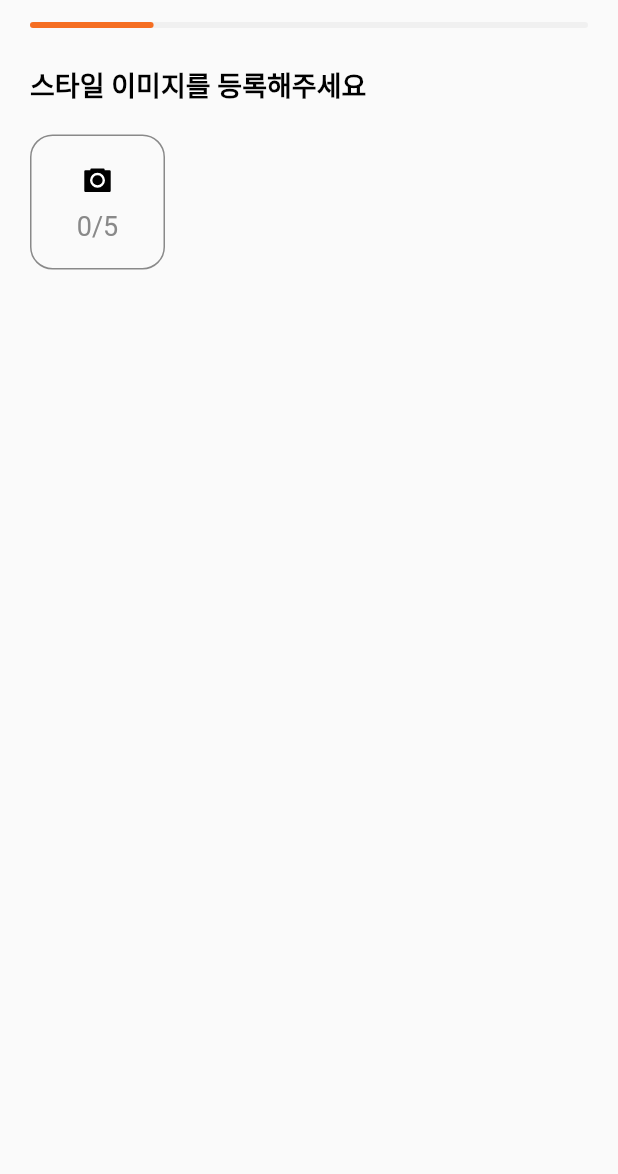
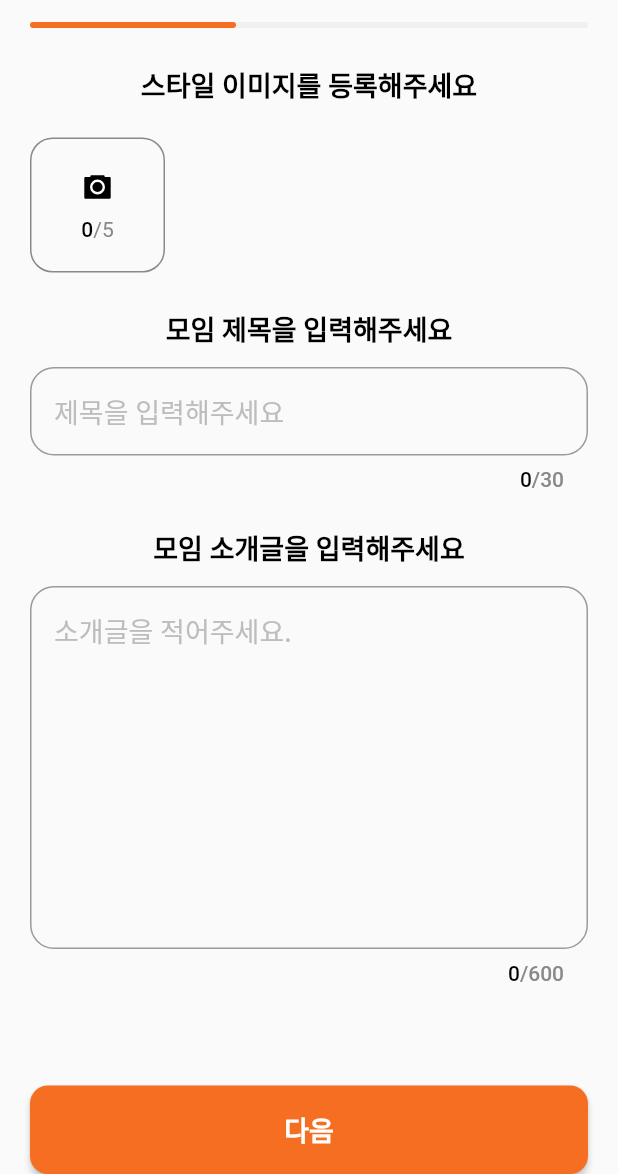
Before and after one commit to EvilStorm/smate_flutter, a Flutter app: the MatePostingScreen screen opened by its route, on a phone screen of 412 x 824 dp, the part 62-1236 px from its top. Run offline on Flutter 3.47's test engine with Material 2 defaults, Android fonts, the phone set to English and light mode, and no system bars; our stand-ins replace cached_network_image, expandable, firebase_auth, firebase_core, firebase_messaging, flutter_html and 9 more; missing offline and left inert: flutter_facebook_auth, http_interceptor, kakao_flutter_sdk; accounts and stored records are empty; statements that could not run were skipped.

Commit message:
make mate posing

```diff
--- /dev/null
+++ b/lib/binders/binder_posting.dart
@@ -0,0 +1,9 @@
+import 'package:get/get.dart';
+import 'package:smate/controllers/constroller_posting.dart';
+
+class PostingBinder implements Bindings {
+  @override
+  void dependencies() {
+    Get.lazyPut(() => PostingController());
+  }
+}
--- a/lib/controllers/constroller_posting.dart
+++ b/lib/controllers/constroller_posting.dart
@@ -1,9 +1,59 @@
+import 'package:flutter/material.dart';
+import 'package:image_picker/image_picker.dart';
 import 'package:smate/controllers/basic_controller_fn.dart';
 import 'package:get/get.dart';
 
 class PostingController extends GetxController with BasicControllorFunctions {
   var pageIndex = 0.obs;
-  var maxPageIndex = 5;
+  var maxPageIndex = 3;
 
   RxList images = [].obs;
+  int maxImageCount = 5;
+  final TextEditingController titleTextController = TextEditingController();
+  final TextEditingController descTextController = TextEditingController();
+
+  final ImagePicker _picker = ImagePicker();
+
+  bool back() {
+    if (pageIndex.value == 0) {
+      return true;
+    } else {
+      prev();
+      return false;
+    }
+  }
+
+  bool isLastPage() {
+    if (pageIndex.value + 1 == maxPageIndex) {
+      return true;
+    }
+    return false;
+  }
+
+  void next() {
+    if (isLastPage()) {
+      return;
+    }
+    pageIndex.value = pageIndex.value + 1;
+  }
+
+  void prev() {
+    if (pageIndex.value == 0) {
+      return;
+    }
+    pageIndex.value = pageIndex.value - 1;
+  }
+
+  void addIamge() async {
+    if (images.length >= maxImageCount) {
+      return;
+    }
+
+    final XFile? image = await _picker.pickImage(source: ImageSource.gallery);
+    images.add(image?.path);
+  }
+
+  void removeImage(int index) async {
+    images.removeAt(index);
+  }
 }
--- a/lib/main.dart
+++ b/lib/main.dart
@@ -94,7 +94,6 @@ class MyApp extends StatelessWidget {
     Get.lazyPut(() => MateingController());
     Get.lazyPut(() => HomeControllerB());
     Get.lazyPut(() => MainControllerB());
-    Get.lazyPut(() => PostingController());
 
     return GetMaterialApp(
       builder: (BuildContext context, Widget? child) {
--- a/lib/network/http_client.dart
+++ b/lib/network/http_client.dart
@@ -9,8 +9,8 @@ import 'app_exception.dart';
 import 'http_log_intercepter.dart';
 
 class HttpClient {
-  final testDomain = "192.168.244.231:2394";
-  final liveDomain = "192.168.244.231:2394";
+  final testDomain = "192.168.0.4:2394";
+  final liveDomain = "192.168.0.4:2394";
   Map<String, String> header = {
     "Content-Type": "application/json",
   };
--- a/lib/routers.dart
+++ b/lib/routers.dart
@@ -1,5 +1,6 @@
 import 'package:get/get_navigation/src/routes/get_route.dart';
 import 'package:smate/binders/binder_join_process.dart';
+import 'package:smate/binders/binder_posting.dart';
 import 'package:smate/screens/home/screen_home.dart';
 import 'package:smate/screens/join/screen_join_process.dart';
 import 'package:smate/screens/mate_post/screen_mate_posting.dart';
@@ -8,7 +9,7 @@ import 'package:smate/screens/sign/email_validation.dart';
 import 'package:smate/screens/sign/screen_sign_in.dart';
 import 'package:smate/screens/splash/screen_splash.dart';
 
-import 'screens/home_b/screen_home.dart';
+import 'screens/home/screen_home.dart';
 
 class Routers {
   final allPageRouter = [
@@ -23,8 +24,11 @@ class Routers {
         name: '/joinProcess',
         page: () => const JoinProcessScreen(),
         binding: JoinProcessBinder()),
-    GetPage(name: '/home', page: () => HomeScreenB()),
+    GetPage(name: '/home', page: () => HomeScreen()),
     GetPage(name: '/my/mating', page: () => MatingHomeScreen()),
-    GetPage(name: '/mating/create', page: () => MatePostingScreen()),
+    GetPage(
+        name: '/mating/create',
+        page: () => MatePostingScreen(),
+        binding: PostingBinder()),
   ];
 }
--- /dev/null
+++ b/lib/screens/mate_post/posting_title_page.dart
@@ -0,0 +1,54 @@
+import 'package:flutter/material.dart';
+import 'package:get/get.dart';
+import 'package:smate/contants/constants.dart';
+import 'package:smate/controllers/constroller_posting.dart';
+import 'package:smate/screens/mate_post/widgets/section_add_image.dart';
+import 'package:smate/screens/mate_post/widgets/section_header.dart';
+import 'package:smate/screens/mate_post/widgets/text_input.dart';
+
+class TitlePage extends StatelessWidget {
+  TitlePage({Key? key}) : super(key: key);
+  final PostingController _controller = Get.find();
+
+  @override
+  Widget build(BuildContext context) {
+    return Column(
+      children: [
+        const SizedBox(
+          height: Constants.sapceGap * 6,
+        ),
+        const SectionHeaderText(title: '스타일 이미지를 등록해주세요'),
+        const SizedBox(
+          height: Constants.sapceGap * 3,
+        ),
+        AddImageSection(),
+        const SizedBox(
+          height: Constants.sapceGap * 6,
+        ),
+        const SectionHeaderText(title: '모임 제목을 입력해주세요'),
+        const SizedBox(
+          height: Constants.sapceGap * 3,
+        ),
+        TextInputBox(
+          hint: '제목을 입력해주세요',
+          maxLength: 30,
+          maxLine: 1,
+          controller: _controller.titleTextController,
+        ),
+        const SizedBox(
+          height: Constants.sapceGap * 6,
+        ),
+        const SectionHeaderText(title: '모임 소개글을 입력해주세요'),
+        const SizedBox(
+          height: Constants.sapceGap * 3,
+        ),
+        TextInputBox(
+          hint: '소개글을 적어주세요.',
+          maxLength: 600,
+          maxLine: 10,
+          controller: _controller.descTextController,
+        ),
+      ],
+    );
+  }
+}
--- a/lib/screens/mate_post/screen_mate_posting.dart
+++ b/lib/screens/mate_post/screen_mate_posting.dart
@@ -1,33 +1,30 @@
-import 'dart:io';
+import 'package:flutter/material.dart';
+import 'package:get/get.dart';
+import 'package:smate/contants/color_store.dart';
 
-import 'package:flutter/material.dart';
-import 'package:flutter/rendering.dart';
-import 'package:flutter_svg/svg.dart';
-import 'package:get/get.dart';
-import 'package:image_picker/image_picker.dart';
-import 'package:loggy/loggy.dart';
-import 'package:smate/contants/color_store.dart';
 import 'package:smate/contants/constants.dart';
 import 'package:smate/controllers/constroller_posting.dart';
-import 'package:smate/screens/mate_post/widgets/add_picture.dart';
+import 'package:smate/screens/mate_post/posting_date_page.dart';
+import 'package:smate/screens/mate_post/posting_tag_page.dart';
+import 'package:smate/screens/mate_post/posting_title_page.dart';
 import 'package:smate/screens/mate_post/widgets/posting_progress.dart';
 
 class MatePostingScreen extends StatelessWidget {
   MatePostingScreen({Key? key}) : super(key: key);
   final PostingController _controller = Get.find();
-  final ImagePicker _picker = ImagePicker();
 
-  void getImage() async {
-    logInfo("getImage()!!!!!!!");
-
-    final XFile? image = await _picker.pickImage(source: ImageSource.gallery);
-    _controller.images.add(image?.path);
-    logError(image?.path);
-  }
-
+  List<Widget> pageList = [
+    TitlePage(),
+    TagPage(),
+    DatePage(),
+  ];
   @override
   Widget build(BuildContext context) {
-    return Scaffold(
+    return WillPopScope(
+      onWillPop: () async {
+        return _controller.back();
+      },
+      child: Scaffold(
         appBar: AppBar(
           iconTheme: const IconThemeData(color: Colors.black),
           backgroundColor: Theme.of(context).backgroundColor,
@@ -37,87 +34,33 @@ class MatePostingScreen extends StatelessWidget {
             style: Theme.of(context).textTheme.headline5,
           ),
         ),
-      body: Obx(
-        () => Padding(
+        body: SafeArea(
+          child: Padding(
             padding:
                 const EdgeInsets.symmetric(horizontal: Constants.sapceGap * 5),
-          child: Column(
+            child: Obx(
+              () => Column(
                 mainAxisAlignment: MainAxisAlignment.start,
-            crossAxisAlignment: CrossAxisAlignment.start,
+                crossAxisAlignment: CrossAxisAlignment.stretch,
                 children: [
                   PostingProgress(),
-              const SizedBox(
-                height: Constants.sapceGap * 6,
-              ),
-              Row(
-                children: [
-                  Text(
-                    '스타일 이미지를 등록해주세요',
-                    style: Theme.of(context).textTheme.headline5,
-                  ),
-                ],
-              ),
-              const SizedBox(
-                height: Constants.sapceGap * 5,
-              ),
-              Row(
-                crossAxisAlignment: CrossAxisAlignment.start,
-                mainAxisAlignment: MainAxisAlignment.start,
-                children: [
-                  AddPicture(
-                    currentCount: _controller.pageIndex.value,
-                    maxCount: _controller.maxPageIndex,
-                    click: getImage,
-                    size: 90,
-                  ),
-                  const SizedBox(
-                    width: Constants.sapceGap * 3,
-                  ),
-                  Expanded(
-                    child: Container(
-                      height: 100,
-                      // color: Colors.red,
-                      alignment: Alignment.bottomLeft,
-                      // child: Container(
-                      //   width: 90,
-                      //   height: 90,
-                      //   color: Colors.green,
-                      // ),
-                      child: ListView.separated(
-                        itemBuilder: (context, index) => Stack(
-                          children: [
-                            Container(
-                              width: 90,
-                              height: 90,
-                              decoration: BoxDecoration(
-                                borderRadius: BorderRadius.circular(15),
-                              ),
-                              clipBehavior: Clip.antiAlias,
-                              child: Image.file(
-                                File(_controller.images[index]),
-                                fit: BoxFit.cover,
-                              ),
-                            ),
-                            const Positioned(
-                              top: 0,
-                              right: 0,
-                              child: Icon(
-                                Icons.delete,
-                              ),
-                            ),
-                          ],
-                        ),
-                        separatorBuilder: (context, index) => const SizedBox(
-                          width: Constants.sapceGap * 3,
-                        ),
-                        itemCount: _controller.images.length,
-                        scrollDirection: Axis.horizontal,
+                  pageList[_controller.pageIndex.value],
+                  const Spacer(),
+                  ElevatedButton(
+                    onPressed: () {
+                      _controller.next();
+                    },
+                    child: Padding(
+                      padding: const EdgeInsets.all(16.0),
+                      child: Text(
+                        _controller.isLastPage() ? '모임 만들기' : '다음',
+                        style: Theme.of(context).textTheme.button,
                       ),
                     ),
                   ),
                 ],
               ),
-            ],
+            ),
           ),
         ),
       ),
--- a/lib/screens/mate_post/widgets/add_picture.dart
+++ b/lib/screens/mate_post/widgets/add_picture_icon.dart
@@ -1,20 +1,16 @@
 import 'package:flutter/material.dart';
 import 'package:flutter_svg/flutter_svg.dart';
+import 'package:get/get.dart';
 import 'package:smate/contants/color_store.dart';
 import 'package:smate/contants/constants.dart';
+import 'package:smate/controllers/constroller_posting.dart';
 
 class AddPicture extends StatelessWidget {
-  Function? click;
-  int maxCount;
-  int currentCount;
-  double size;
-  AddPicture(
-      {Key? key,
-      this.click,
-      this.maxCount = 0,
-      this.currentCount = 0,
-      this.size = 90})
-      : super(key: key);
+  final PostingController _controller = Get.find();
+
+  final Function? click;
+  final double size;
+  AddPicture({Key? key, this.click, this.size = 90}) : super(key: key);
 
   @override
   Widget build(BuildContext context) {
@@ -41,16 +37,21 @@ class AddPicture extends StatelessWidget {
             const SizedBox(
               height: Constants.sapceGap * 2,
             ),
-            Visibility(
-              visible: maxCount > 0,
-              child: Text(
-                '$currentCount/$maxCount',
-                style: Theme.of(context)
-                    .textTheme
-                    .bodyText1!
-                    .apply(color: ColorStore.color89),
-              ),
-            ),
+            Text.rich(TextSpan(
+                text: _controller.images.length.toString(),
+                style: Theme.of(context).textTheme.caption!.copyWith(
+                      color: Colors.black,
+                      fontWeight: FontWeight.w500,
+                      fontSize: 14,
+                    ),
+                children: [
+                  TextSpan(
+                      text: '/${_controller.maxImageCount}',
+                      style: Theme.of(context)
+                          .textTheme
+                          .caption!
+                          .apply(color: ColorStore.color89))
+                ])),
           ],
         ),
       ),
--- /dev/null
+++ b/lib/screens/mate_post/widgets/section_add_image.dart
@@ -0,0 +1,56 @@
+import 'package:flutter/material.dart';
+import 'package:get/get.dart';
+import 'package:smate/contants/constants.dart';
+import 'package:smate/controllers/constroller_posting.dart';
+import 'package:smate/screens/mate_post/widgets/add_picture_icon.dart';
+import 'package:smate/screens/mate_post/widgets/added_picture.dart';
+
+class AddImageSection extends StatelessWidget {
+  final PostingController _controller = Get.find();
+
+  AddImageSection({
+    Key? key,
+  }) : super(key: key);
+
+  @override
+  Widget build(BuildContext context) {
+    return Obx(
+      () => Row(
+        crossAxisAlignment: CrossAxisAlignment.start,
+        mainAxisAlignment: MainAxisAlignment.start,
+        children: [
+          Container(
+            height: 100,
+            alignment: Alignment.bottomCenter,
+            child: FittedBox(
+              fit: BoxFit.scaleDown,
+              child: AddPicture(
+                click: _controller.addIamge,
+                size: 90,
+              ),
+            ),
+          ),
+          const SizedBox(
+            width: Constants.sapceGap * 3,
+          ),
+          Expanded(
+            child: Container(
+              height: 100,
+              alignment: Alignment.bottomLeft,
+              child: ListView.separated(
+                itemBuilder: (context, index) => PostingAddedImage(
+                  postion: index,
+                ),
+                separatorBuilder: (context, index) => const SizedBox(
+                  width: Constants.sapceGap * 3,
+                ),
+                itemCount: _controller.images.length,
+                scrollDirection: Axis.horizontal,
+              ),
+            ),
+          ),
+        ],
+      ),
+    );
+  }
+}
--- /dev/null
+++ b/lib/screens/mate_post/widgets/section_header.dart
@@ -0,0 +1,17 @@
+import 'package:flutter/material.dart';
+
+class SectionHeaderText extends StatelessWidget {
+  final String title;
+  const SectionHeaderText({
+    Key? key,
+    required this.title,
+  }) : super(key: key);
+
+  @override
+  Widget build(BuildContext context) {
+    return Text(
+      title,
+      style: Theme.of(context).textTheme.headline5,
+    );
+  }
+}
--- /dev/null
+++ b/lib/screens/mate_post/widgets/text_input.dart
@@ -0,0 +1,60 @@
+import 'package:flutter/material.dart';
+
+import 'package:smate/contants/color_store.dart';
+
+class TextInputBox extends StatelessWidget {
+  final String hint;
+  final TextEditingController controller;
+  final int maxLength;
+  final int maxLine;
+
+  const TextInputBox({
+    Key? key,
+    required this.hint,
+    required this.controller,
+    required this.maxLength,
+    required this.maxLine,
+  }) : super(key: key);
+
+  @override
+  Widget build(BuildContext context) {
+    return TextField(
+      controller: controller,
+      maxLines: maxLine,
+      decoration: InputDecoration(
+        contentPadding: const EdgeInsets.all(16),
+        hintText: hint,
+        border: OutlineInputBorder(
+          borderRadius: BorderRadius.circular(16),
+        ),
+        focusedBorder: OutlineInputBorder(
+          borderRadius: BorderRadius.circular(16),
+        ),
+      ),
+      buildCounter: (context,
+          {required currentLength, required isFocused, maxLength}) {
+        return Text.rich(
+          TextSpan(
+            text: currentLength.toString(),
+            style: Theme.of(context).textTheme.caption!.copyWith(
+                  color: Colors.black,
+                  fontWeight: FontWeight.w500,
+                  fontSize: 14,
+                ),
+            children: [
+              TextSpan(
+                  text: '/$maxLength',
+                  style: Theme.of(context).textTheme.caption!.copyWith(
+                        color: ColorStore.color89,
+                        fontWeight: FontWeight.w500,
+                        fontSize: 14,
+                      ))
+            ],
+          ),
+        );
+      },
+      maxLength: maxLength,
+      cursorColor: Colors.black,
+    );
+  }
+}
--- a/lib/theme.dart
+++ b/lib/theme.dart
@@ -12,9 +12,12 @@ class Themes {
       splashColor: Colors.transparent,
       highlightColor: const Color(0xFF2374ED),
       elevatedButtonTheme: ElevatedButtonThemeData(
-          style: ElevatedButton.styleFrom(
-        primary: const Color(0xFFF56E22),
-      )),
+        style: ElevatedButton.styleFrom(
+          primary: const Color(0xFFF56E22),
+          shape:
+              RoundedRectangleBorder(borderRadius: BorderRadius.circular(12)),
+        ),
+      ),
       textTheme: const TextTheme(
         headline1: TextStyle(
             fontSize: 28.0, fontWeight: FontWeight.bold, color: Colors.black),
@@ -38,9 +41,9 @@ class Themes {
             fontSize: 16.0, fontWeight: FontWeight.w400, color: Colors.black),
         caption: TextStyle(fontSize: 14.0, color: Color(0xFFAFAFAF)),
         button: TextStyle(
-            fontSize: 18.0, fontWeight: FontWeight.w600, color: Colors.white),
+            fontSize: 18.0, fontWeight: FontWeight.w700, color: Colors.white),
         overline: TextStyle(fontSize: 14.0),
       ).apply(
-        bodyColor: Colors.black,
-      ));
+          // bodyColor: Colors.black,
+          ));
 }
```
Also changed, not shown: lib/screens/home/screen_home.dart (+69 -10 lines), lib/screens/home_b/screen_home.dart (deleted, +0 -78 lines), lib/screens/main/screen_main.dart (renamed from lib/screens/main_b/screen_main_b.dart, +4 -5 lines), lib/screens/mate_post/posting_date_page.dart (added, +19 -0 lines), lib/screens/mate_post/posting_tag_page.dart (added, +19 -0 lines), lib/screens/mate_post/widgets/added_picture.dart (added, +50 -0 lines), lib/screens/mate_post/widgets/posting_title.dart (deleted, +0 -14 lines), lib/screens/main/widgets/main_header.dart (renamed from lib/screens/main_b/widgets/main_header.dart). Lines whose indentation alone changed are shown as unchanged.
